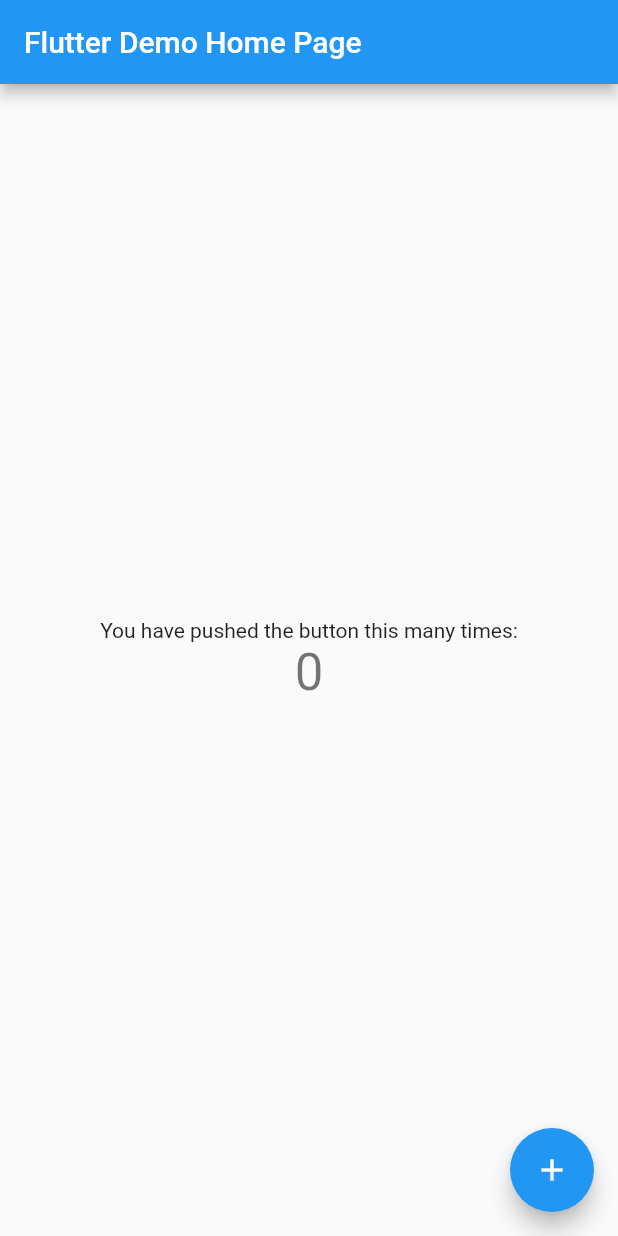
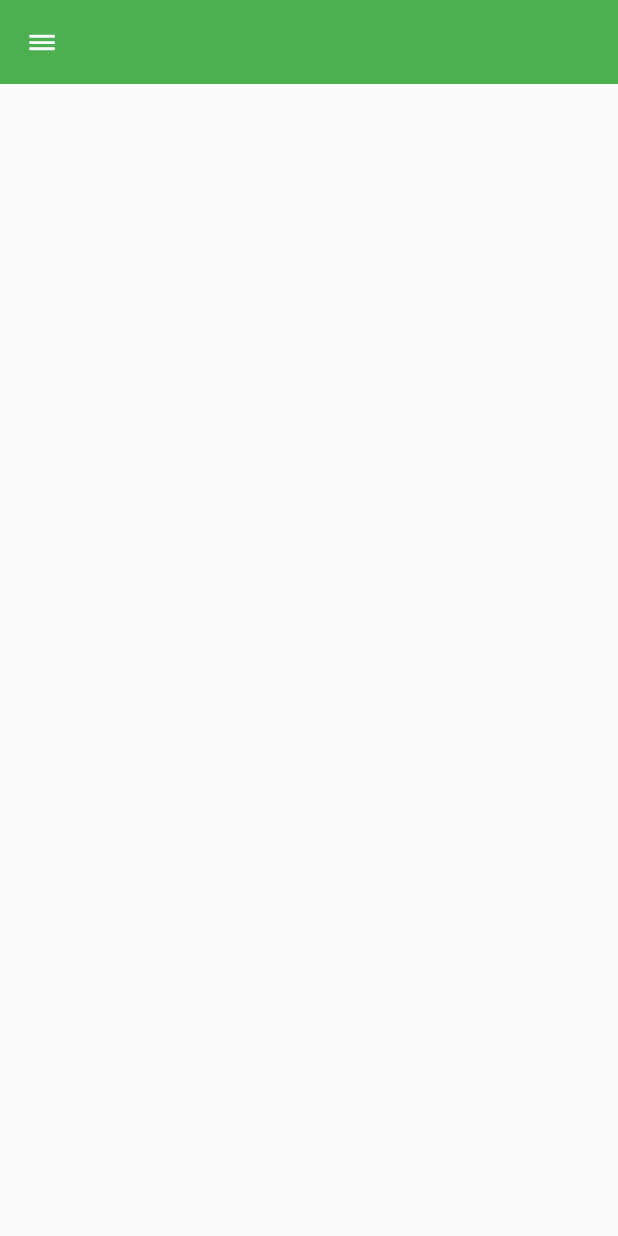
Before and after one commit to bibek77/anime-mage-app, a Flutter app: the screen it shows after launch, on a phone screen of 412 x 824 dp. Run offline on Flutter 3.47's test engine with Material 2 defaults, Android fonts, the light colour scheme and no system bars.

Commit message:
components added

```diff
--- /dev/null
+++ b/lib/components/body.dart
@@ -0,0 +1,12 @@
+import 'package:flutter/material.dart';
+
+class AppBody extends StatelessWidget {
+  const AppBody({ Key? key }) : super(key: key);
+
+  @override
+  Widget build(BuildContext context) {
+    return Container(
+
+    );
+  }
+}
--- /dev/null
+++ b/lib/globalConstants/constants.dart
@@ -0,0 +1,8 @@
+import 'package:flutter/material.dart';
+
+const appPrimarySwatch = Color.fromARGB(255, 3, 105, 71);
+const appPrimayColor = Color.fromARGB(255, 3, 105, 71);
+const appTextColor = Color.fromARGB(255, 139, 139, 139);
+const appBackgroundColor = Color.fromARGB(255, 245, 241, 241);
+
+const double appDefaultPadding = 20.0;
--- a/lib/main.dart
+++ b/lib/main.dart
@@ -1,115 +1,26 @@
+import 'package:anime_mage/globalConstants/constants.dart';
+import 'package:anime_mage/screens/home_screen.dart';
 import 'package:flutter/material.dart';
 
 void main() {
-  runApp(const MyApp());
+  runApp(MyApp());
 }
 
 class MyApp extends StatelessWidget {
-  const MyApp({Key? key}) : super(key: key);
+  // const MyApp({Key? key}) : super(key: key);
 
   // This widget is the root of your application.
   @override
   Widget build(BuildContext context) {
     return MaterialApp(
-      title: 'Flutter Demo',
+      debugShowCheckedModeBanner: false,
+      title: 'Anime Mage',
       theme: ThemeData(
-        // This is the theme of your application.
-        //
-        // Try running your application with "flutter run". You'll see the
-        // application has a blue toolbar. Then, without quitting the app, try
-        // changing the primarySwatch below to Colors.green and then invoke
-        // "hot reload" (press "r" in the console where you ran "flutter run",
-        // or simply save your changes to "hot reload" in a Flutter IDE).
-        // Notice that the counter didn't reset back to zero; the application
-        // is not restarted.
-        primarySwatch: Colors.blue,
+        primaryColor: appPrimayColor,
+        textTheme: Theme.of(context).textTheme.apply(bodyColor: appTextColor),
+        primarySwatch: Colors.green,
       ),
-      home: const MyHomePage(title: 'Flutter Demo Home Page'),
+      home: HomeScreen(),
     );
   }
 }
-
-class MyHomePage extends StatefulWidget {
-  const MyHomePage({Key? key, required this.title}) : super(key: key);
-
-  // This widget is the home page of your application. It is stateful, meaning
-  // that it has a State object (defined below) that contains fields that affect
-  // how it looks.
-
-  // This class is the configuration for the state. It holds the values (in this
-  // case the title) provided by the parent (in this case the App widget) and
-  // used by the build method of the State. Fields in a Widget subclass are
-  // always marked "final".
-
-  final String title;
-
-  @override
-  State<MyHomePage> createState() => _MyHomePageState();
-}
-
-class _MyHomePageState extends State<MyHomePage> {
-  int _counter = 0;
-
-  void _incrementCounter() {
-    setState(() {
-      // This call to setState tells the Flutter framework that something has
-      // changed in this State, which causes it to rerun the build method below
-      // so that the display can reflect the updated values. If we changed
-      // _counter without calling setState(), then the build method would not be
-      // called again, and so nothing would appear to happen.
-      _counter++;
-    });
-  }
-
-  @override
-  Widget build(BuildContext context) {
-    // This method is rerun every time setState is called, for instance as done
-    // by the _incrementCounter method above.
-    //
-    // The Flutter framework has been optimized to make rerunning build methods
-    // fast, so that you can just rebuild anything that needs updating rather
-    // than having to individually change instances of widgets.
-    return Scaffold(
-      appBar: AppBar(
-        // Here we take the value from the MyHomePage object that was created by
-        // the App.build method, and use it to set our appbar title.
-        title: Text(widget.title),
-      ),
-      body: Center(
-        // Center is a layout widget. It takes a single child and positions it
-        // in the middle of the parent.
-        child: Column(
-          // Column is also a layout widget. It takes a list of children and
-          // arranges them vertically. By default, it sizes itself to fit its
-          // children horizontally, and tries to be as tall as its parent.
-          //
-          // Invoke "debug painting" (press "p" in the console, choose the
-          // "Toggle Debug Paint" action from the Flutter Inspector in Android
-          // Studio, or the "Toggle Debug Paint" command in Visual Studio Code)
-          // to see the wireframe for each widget.
-          //
-          // Column has various properties to control how it sizes itself and
-          // how it positions its children. Here we use mainAxisAlignment to
-          // center the children vertically; the main axis here is the vertical
-          // axis because Columns are vertical (the cross axis would be
-          // horizontal).
-          mainAxisAlignment: MainAxisAlignment.center,
-          children: <Widget>[
-            const Text(
-              'You have pushed the button this many times:',
-            ),
-            Text(
-              '$_counter',
-              style: Theme.of(context).textTheme.headline4,
-            ),
-          ],
-        ),
-      ),
-      floatingActionButton: FloatingActionButton(
-        onPressed: _incrementCounter,
-        tooltip: 'Increment',
-        child: const Icon(Icons.add),
-      ), // This trailing comma makes auto-formatting nicer for build methods.
-    );
-  }
-}
--- /dev/null
+++ b/lib/screens/home_screen.dart
@@ -0,0 +1,24 @@
+import 'package:anime_mage/components/body.dart';
+import 'package:flutter/cupertino.dart';
+import 'package:flutter/material.dart';
+
+class HomeScreen extends StatelessWidget {
+  const HomeScreen({ Key? key }) : super(key: key);
+
+  @override
+  Widget build(BuildContext context) {
+    return Scaffold(
+      appBar: buildAppBar(),
+      body: AppBody(),
+
+    );
+  }
+
+  AppBar buildAppBar() {
+    return AppBar(
+      elevation: 0,
+      leading: IconButton(icon: Icon(CupertinoIcons.bars),
+      onPressed: () {},),
+    );
+  }
+}
--- a/pubspec.yaml
+++ b/pubspec.yaml
@@ -40,7 +40,7 @@
   flutter_test:
     sdk: flutter
 
-  flutter_lints: ^1.0.0
+  # flutter_lints: ^1.0.0
 
 # For information on the generic Dart part of this file, see the
 # following page: https://dart.dev/tools/pub/pubspec
```
Also changed, not shown: pubspec.lock.
